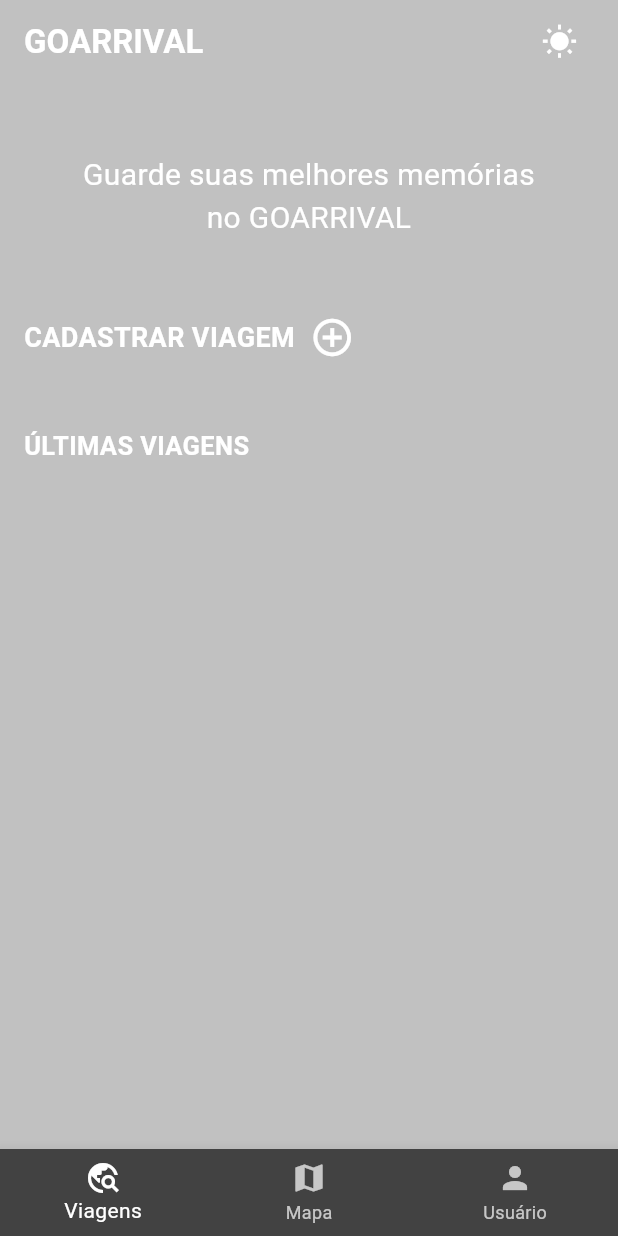
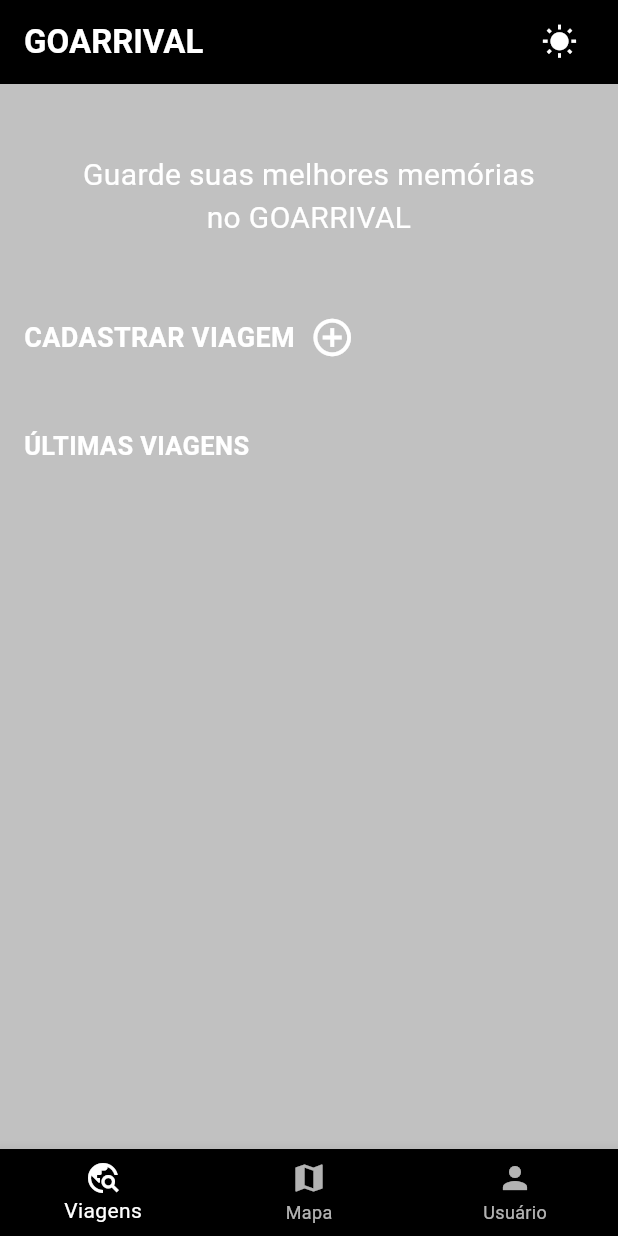
Before and after one commit to raquel1s/goarrival, a Flutter app: the TelaViagens screen opened directly, after a tap on the "nightlight round" icon, on a phone screen of 412 x 824 dp. Run offline on Flutter 3.47's test engine with Material 3 defaults, Android fonts, the phone set to English and light mode, and no system bars; our stand-ins replace cloud_firestore, firebase_auth, firebase_core, flutter_map, font_awesome_flutter, google_sign_in and 2 more; accounts and stored records are empty; network calls fail.

Commit message:
tema escuro

```diff
--- a/lib/main.dart
+++ b/lib/main.dart
@@ -61,17 +61,14 @@ class GoArrival extends StatelessWidget {
         brightness: Brightness.dark,
         primaryColor: Colors.white,
         scaffoldBackgroundColor: const Color(0x6D6D6D6D),
-        appBarTheme: const AppBarTheme(
-          backgroundColor: Color(0x00000000),
+        appBarTheme: AppBarTheme(
+          backgroundColor: Colors.black,
           foregroundColor: Colors.white,
           elevation: 0,
         ),
         colorScheme: ColorScheme.fromSwatch(
           brightness: Brightness.dark,
-        ).copyWith(
-          primary: Colors.white,
-          secondary: Colors.white,
-        ),
+        ).copyWith(primary: Colors.white, secondary: Colors.white),
         textTheme: const TextTheme(
           bodyMedium: TextStyle(color: Colors.white70),
           titleLarge: TextStyle(
@@ -88,6 +85,44 @@ class GoArrival extends StatelessWidget {
           ),
           errorStyle: const TextStyle(color: Colors.red, fontSize: 12),
         ),
+        bottomNavigationBarTheme: BottomNavigationBarThemeData(
+          backgroundColor: Colors.black,
+          selectedItemColor: Colors.white,
+          unselectedItemColor: Colors.white70,
+          showUnselectedLabels: true,
+          type: BottomNavigationBarType.fixed,
+        ),
+        elevatedButtonTheme: ElevatedButtonThemeData(
+          style: ElevatedButton.styleFrom(
+            backgroundColor: const Color(0xFF6D6D6D),
+            foregroundColor: Colors.white,
+            shape: RoundedRectangleBorder(
+              borderRadius: BorderRadius.circular(8),
+            ),
+            padding: const EdgeInsets.symmetric(vertical: 12, horizontal: 20),
+          ),
+        ),
+        textButtonTheme: TextButtonThemeData(
+          style: TextButton.styleFrom(
+            foregroundColor: Colors.white,
+            backgroundColor: const Color(0xFF6D6D6D),
+            shape: RoundedRectangleBorder(
+              borderRadius: BorderRadius.circular(8),
+            ),
+            padding: const EdgeInsets.symmetric(vertical: 12, horizontal: 20),
+          ),
+        ),
+        outlinedButtonTheme: OutlinedButtonThemeData(
+          style: OutlinedButton.styleFrom(
+            foregroundColor: Colors.white,
+            backgroundColor: const Color(0xFF6D6D6D),
+            side: const BorderSide(color: Colors.white),
+            shape: RoundedRectangleBorder(
+              borderRadius: BorderRadius.circular(8),
+            ),
+            padding: const EdgeInsets.symmetric(vertical: 12, horizontal: 20),
+          ),
+        ),
       ),
       themeMode: themeProvider.themeMode,
       initialRoute: '/home',
--- a/lib/screens/cadastrar_viagem.dart
+++ b/lib/screens/cadastrar_viagem.dart
@@ -207,17 +207,6 @@ class _CadastrarViagemState extends State<CadastrarViagem> {
                         child: SizedBox(
                           width: 150,
                           child: ElevatedButton(
-                            style: ElevatedButton.styleFrom(
-                              backgroundColor:
-                                  Theme.of(context).colorScheme.primary,
-                              shape: RoundedRectangleBorder(
-                                borderRadius: BorderRadius.circular(10),
-                              ),
-                              padding: const EdgeInsets.symmetric(
-                                horizontal: 20,
-                                vertical: 16,
-                              ),
-                            ),
                             onPressed: () async {
                               setState(() {
                                 erroDataInicio = _validarDataInicio();
```
